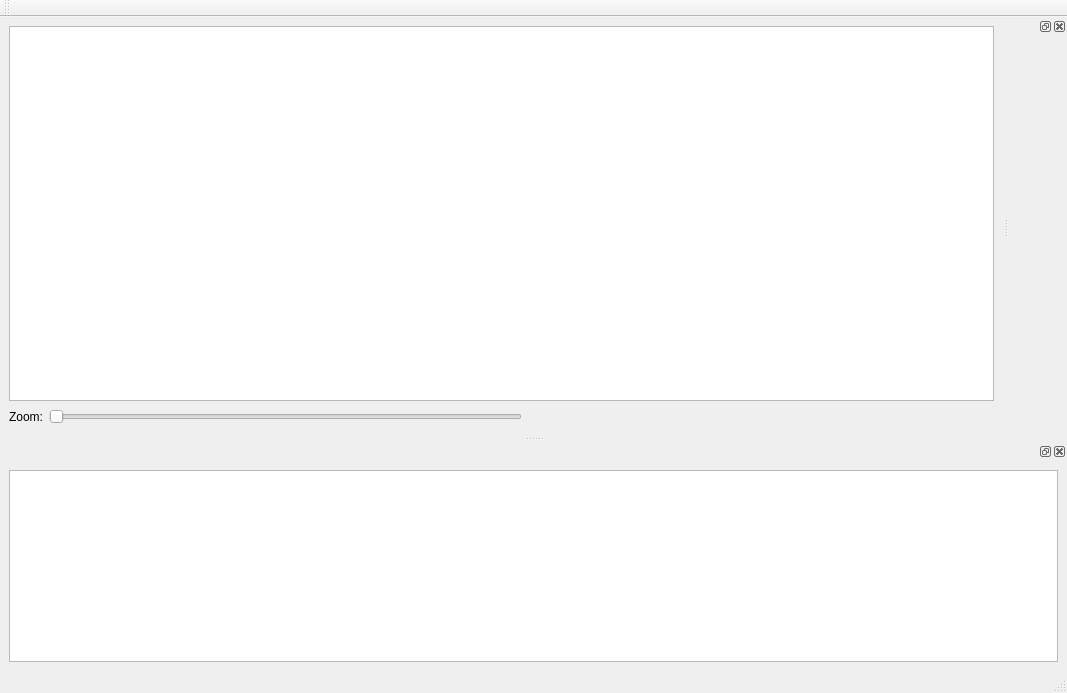
Above: MainWindow.ui from Ramblurr/PietCreator before the change. Below: the same form after it.
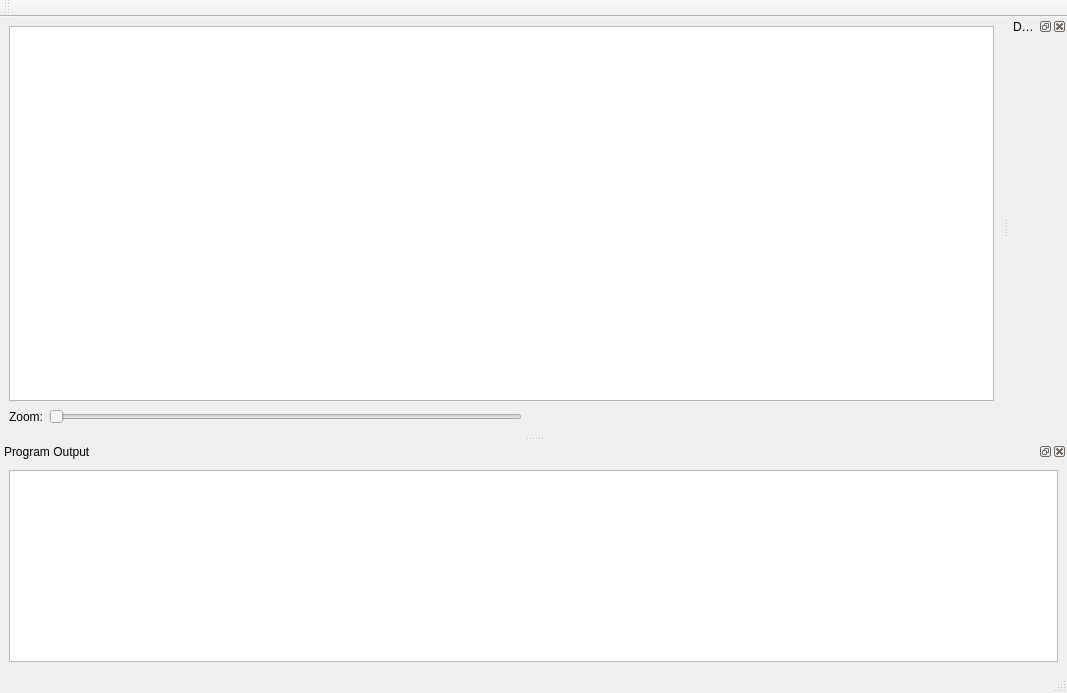
That is the form after the change.

Commit message: Add action to toggle the Debug output view

What changed in the file:
```diff
--- a/MainWindow.ui
+++ b/MainWindow.ui
@@ -99,6 +99,9 @@
      <verstretch>0</verstretch>
     </sizepolicy>
    </property>
+   <property name="windowTitle">
+    <string>Development Bar</string>
+   </property>
    <attribute name="dockWidgetArea">
     <number>2</number>
    </attribute>
@@ -121,6 +124,9 @@
    </widget>
   </widget>
   <widget class="QDockWidget" name="dockWidget_2">
+   <property name="windowTitle">
+    <string>Program Output</string>
+   </property>
    <attribute name="dockWidgetArea">
     <number>8</number>
    </attribute>
```
The commit also changes 2 other files.
